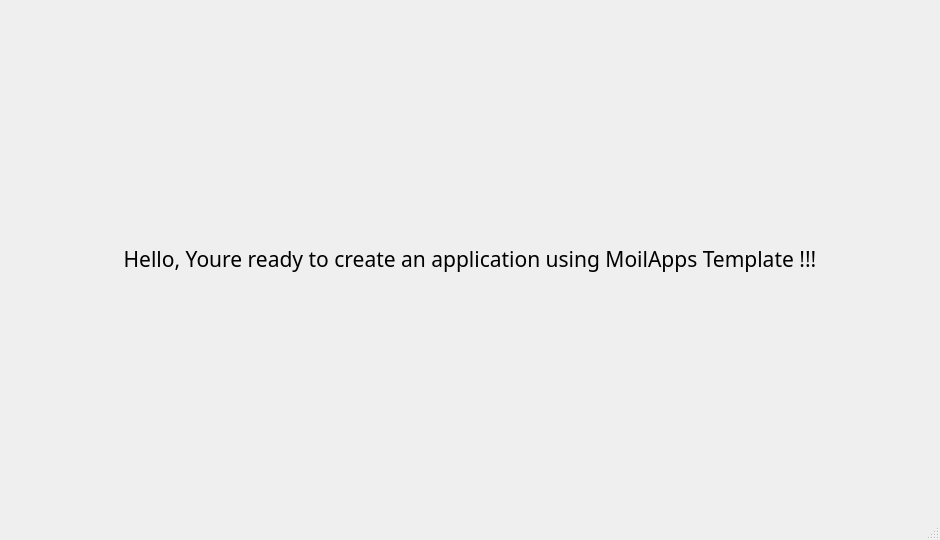
Qt form src/views/design/ui_template.ui (raras18/practice_1) before a commit.
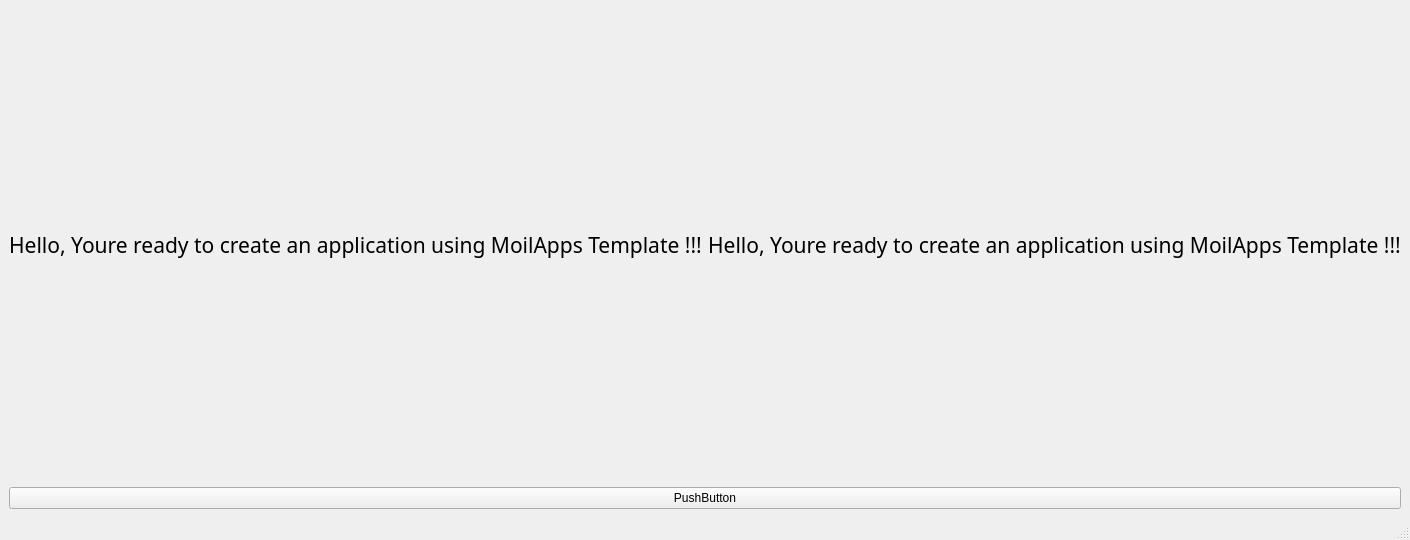
The same form after that commit.

```diff
--- a/src/views/design/ui_template.ui
+++ b/src/views/design/ui_template.ui
@@ -16,6 +16,8 @@
   <widget class="QWidget" name="centralwidget">
    <layout class="QVBoxLayout" name="verticalLayout">
     <item>
+     <layout class="QHBoxLayout" name="horizontalLayout">
+      <item>
      <widget class="QLabel" name="label">
       <property name="font">
        <font>
@@ -28,6 +30,31 @@
       </property>
       <property name="alignment">
        <set>Qt::AlignCenter</set>
+        </property>
+       </widget>
+      </item>
+      <item>
+       <widget class="QLabel" name="label_2">
+        <property name="font">
+         <font>
+          <family>Sans Serif</family>
+          <pointsize>16</pointsize>
+         </font>
+        </property>
+        <property name="text">
+         <string>Hello, Youre ready to create an application using MoilApps Template !!!</string>
+        </property>
+        <property name="alignment">
+         <set>Qt::AlignCenter</set>
+        </property>
+       </widget>
+      </item>
+     </layout>
+    </item>
+    <item>
+     <widget class="QPushButton" name="pushButton">
+      <property name="text">
+       <string>PushButton</string>
       </property>
      </widget>
     </item>
```
Lines whose indentation alone changed are shown as unchanged.
